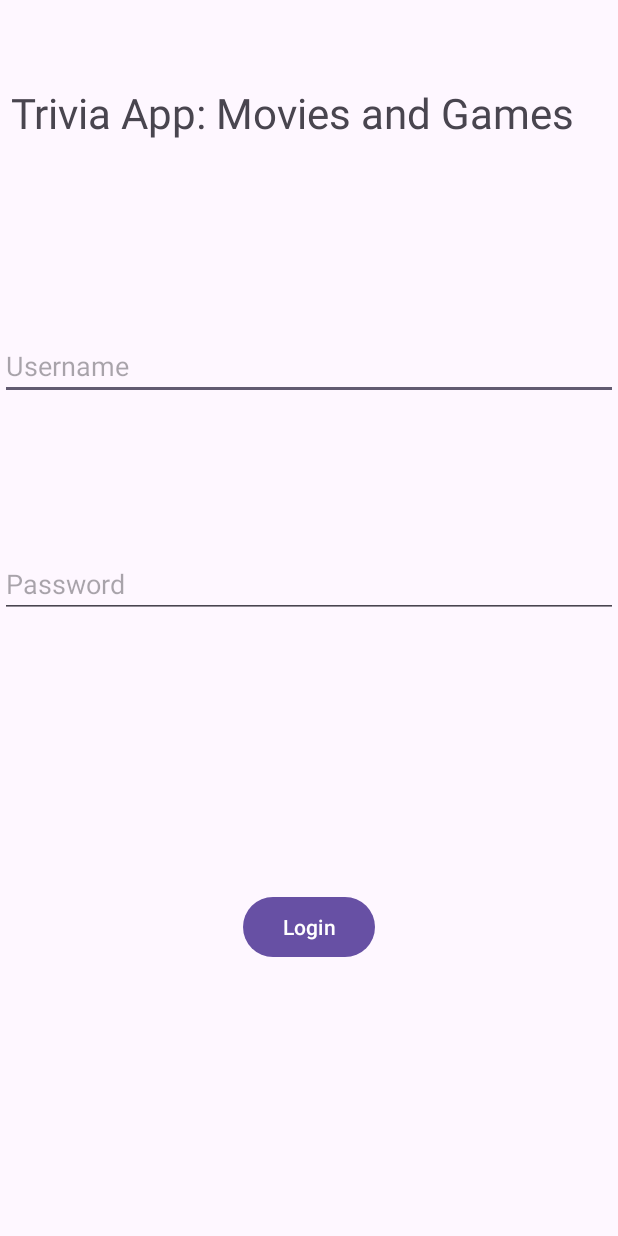
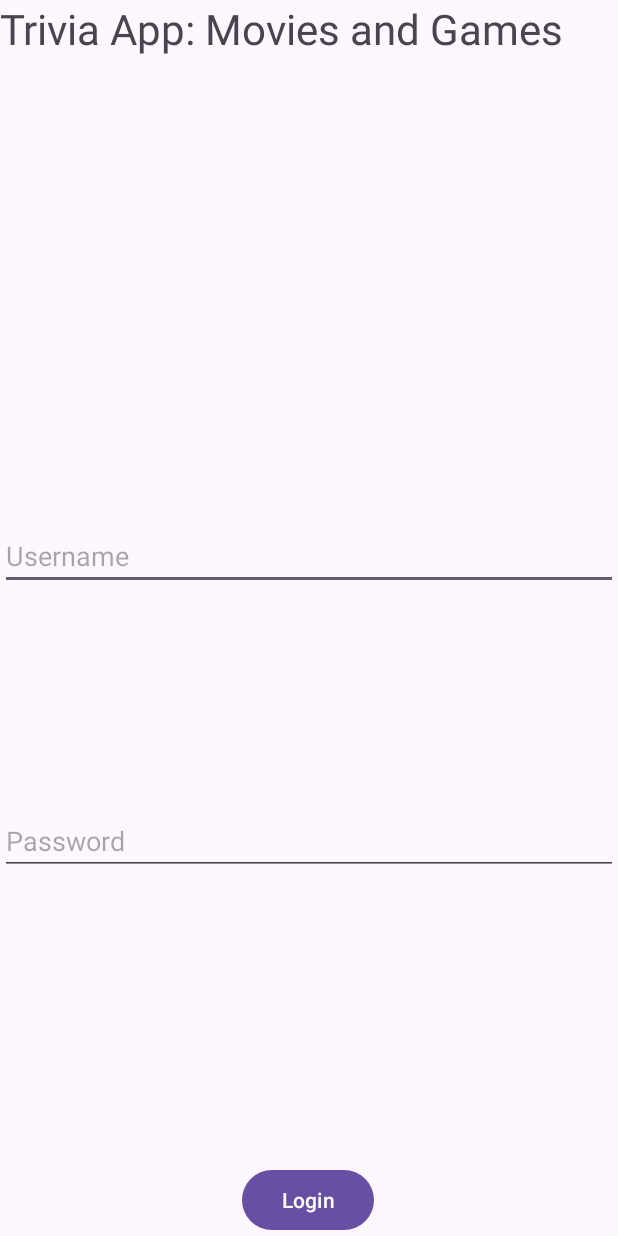
Before and after one commit to aavila10/Trivia_App, an Android app: the LoginPage screen opened directly, with no data from a screen before it, on a phone screen of 412 x 824 dp. Run offline under Robolectric (Android 15) with nearby library versions, the phone set to English and light mode, and no system bars.

Commit message:
Made changes to login page

```diff
--- a/app/src/main/res/layout/activity_login_page.xml
+++ b/app/src/main/res/layout/activity_login_page.xml
@@ -23,17 +23,17 @@
         app:layout_constraintBottom_toBottomOf="parent"
         app:layout_constraintStart_toStartOf="parent"
         app:layout_constraintTop_toBottomOf="@+id/textInputLayout2"
-        app:layout_constraintVertical_bias="0.284" />
+        app:layout_constraintVertical_bias="0.447" />
 
     <com.google.android.material.textfield.TextInputEditText
-        android:id="@+id/textInputEditText2"
+        android:id="@+id/passwordInput"
         android:layout_width="match_parent"
         android:layout_height="wrap_content"
         android:hint="@string/password"
         app:layout_constraintBottom_toBottomOf="parent"
         app:layout_constraintStart_toStartOf="parent"
         app:layout_constraintTop_toBottomOf="@+id/usernameInput"
-        app:layout_constraintVertical_bias="0.195" />
+        app:layout_constraintVertical_bias="0.376" />
 
     <Button
         android:id="@+id/LoginButton"
@@ -42,8 +42,10 @@
         android:text="@string/login"
         app:layout_constraintBottom_toBottomOf="parent"
         app:layout_constraintEnd_toEndOf="parent"
+        app:layout_constraintHorizontal_bias="0.498"
         app:layout_constraintStart_toStartOf="parent"
-        app:layout_constraintTop_toBottomOf="@+id/textInputEditText2" />
+        app:layout_constraintTop_toBottomOf="@+id/textInputEditText2"
+        app:layout_constraintVertical_bias="0.8" />
 
     <TextView
         android:id="@+id/gameNameTextView"
@@ -53,7 +55,20 @@
         android:textSize="28sp"
         app:layout_constraintBottom_toTopOf="@+id/usernameInput"
         app:layout_constraintEnd_toEndOf="parent"
+        app:layout_constraintHorizontal_bias="0.0"
         app:layout_constraintStart_toStartOf="parent"
-        app:layout_constraintTop_toBottomOf="@+id/textInputLayout2" />
+        app:layout_constraintTop_toBottomOf="@+id/textInputLayout2"
+        app:layout_constraintVertical_bias="0.0" />
+
+    <ImageView
+        android:id="@+id/imageView"
+        android:layout_width="488dp"
+        android:layout_height="100dp"
+        android:layout_marginTop="88dp"
+        app:layout_constraintEnd_toEndOf="parent"
+        app:layout_constraintHorizontal_bias="0.506"
+        app:layout_constraintStart_toStartOf="parent"
+        app:layout_constraintTop_toTopOf="@+id/gameNameTextView"
+        tools:srcCompat="@tools:sample/backgrounds/scenic" />
 
 </androidx.constraintlayout.widget.ConstraintLayout>
```
